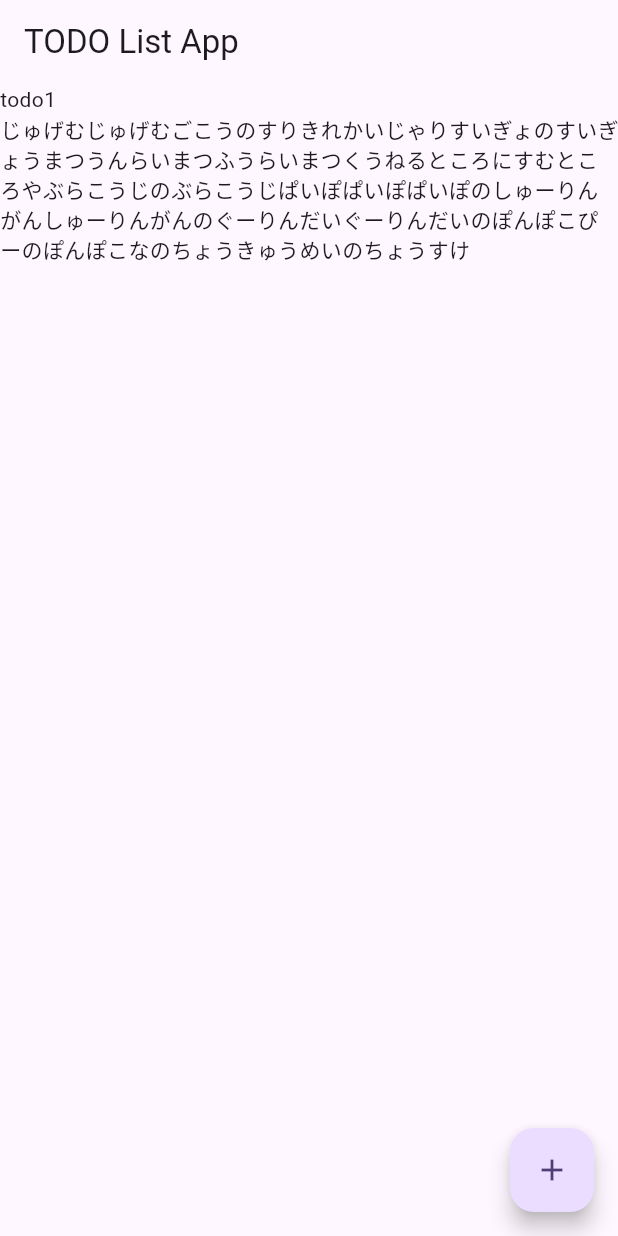
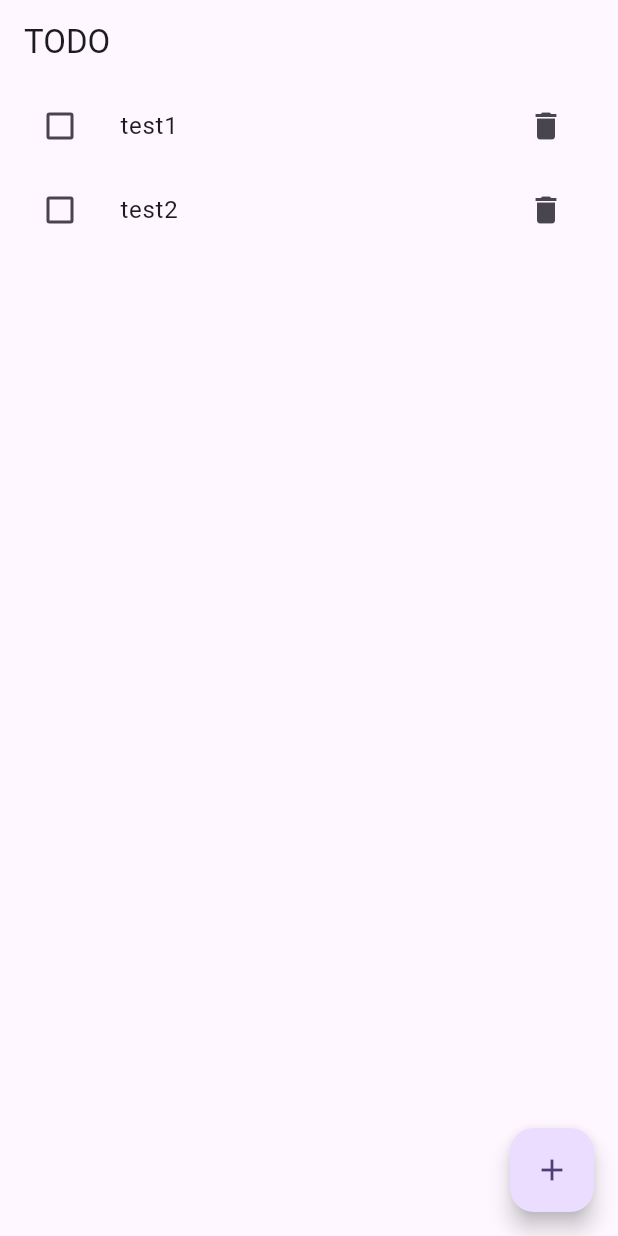
Before and after one commit to Badlylucky/FlutterSimpleTodo, a Flutter app: the screen it shows after launch, after a tap on the "add" icon, on a phone screen of 412 x 824 dp. Run offline on Flutter 3.47's test engine with Material 3 defaults, Android fonts, the phone set to English and light mode, and no system bars.

Commit message:
🚧 仮でviewを作るところまで、課題山積

```diff
--- a/lib/main.dart
+++ b/lib/main.dart
@@ -1,7 +1,14 @@
 import 'package:flutter/material.dart';
+import 'package:provider/provider.dart';
+import 'package:studying_flutter/providers/todo_list_model.dart';
 
 void main() {
-  runApp(const MyApp());
+  runApp(
+    ChangeNotifierProvider(
+      create: (context) => TodoListModel(),
+      child: const MyApp()
+    ),
+  );
 }
 
 class MyApp extends StatelessWidget {
@@ -13,127 +20,58 @@ class MyApp extends StatelessWidget {
     return MaterialApp(
       title: 'Flutter Demo',
       theme: ThemeData(
-        // This is the theme of your application.
-        //
-        // TRY THIS: Try running your application with "flutter run". You'll see
-        // the application has a purple toolbar. Then, without quitting the app,
-        // try changing the seedColor in the colorScheme below to Colors.green
-        // and then invoke "hot reload" (save your changes or press the "hot
-        // reload" button in a Flutter-supported IDE, or press "r" if you used
-        // the command line to start the app).
-        //
-        // Notice that the counter didn't reset back to zero; the application
-        // state is not lost during the reload. To reset the state, use hot
-        // restart instead.
-        //
-        // This works for code too, not just values: Most code changes can be
-        // tested with just a hot reload.
         colorScheme: ColorScheme.fromSeed(seedColor: Colors.deepPurple),
       ),
-      home: Scaffold(
-        appBar: AppBar(title: const Text('TODO List App'),),
-        body: Center(
-          child: ListView(
-            children: const [
-              Text('todo1'),
-              Text('じゅげむじゅげむごこうのすりきれかいじゃりすいぎょのすいぎょうまつうんらいまつふうらいまつくうねるところにすむところやぶらこうじのぶらこうじぱいぽぱいぽぱいぽのしゅーりんがんしゅーりんがんのぐーりんだいぐーりんだいのぽんぽこぴーのぽんぽこなのちょうきゅうめいのちょうすけ'),
-            ]
-          ),
-        ),
-        floatingActionButton: FloatingActionButton(
-          onPressed: () {
-            // ボタンが押されたとき
-            print('add');
-          },
-          child: const Icon(Icons.add),),
+      home: TodoListPage(key: super.key)
+    );
+  }
+}
+
+class TodoListPage extends StatelessWidget {
+  const TodoListPage({super.key});
+
+  @override
+  Widget build(BuildContext context) {
+    final todoListModel = Provider.of<TodoListModel>(context);
+
+    return Scaffold(
+      appBar: AppBar(title: const Text('TODO')),
+      body: ListView.builder(
+        itemCount: todoListModel.get().length,
+        itemBuilder: (context, index) {
+          final todoItems = todoListModel.get();
+          final todo = todoItems[index];
+          return ListTile(
+            title: Text(
+              todo.title,
+              style: TextStyle(
+                decoration: todo.isCompleted ? TextDecoration.lineThrough : null,
+              ),
+            ),
+            leading: Checkbox(
+              value: todo.isCompleted,
+              onChanged: (bool? newValue) {
+                if (newValue != null) {
+                  todoListModel.toggleTodoStatus(todo.id);
+                }
+              }
+            ),
+            trailing: IconButton(
+              icon: const Icon(Icons.delete),
+              onPressed: () {
+                todoListModel.removeTodo(todo.id);
+              },
+            ),
+          );
+        },
+      ),
+      floatingActionButton: FloatingActionButton(onPressed: () {
+          todoListModel.addTodo('test1');
+          todoListModel.addTodo('test2');
+          print('add');
+        },
+        child: const Icon(Icons.add),
       ),
     );
   }
 }
-
-
-class MyHomePage extends StatefulWidget {
-  const MyHomePage({super.key, required this.title});
-
-  // This widget is the home page of your application. It is stateful, meaning
-  // that it has a State object (defined below) that contains fields that affect
-  // how it looks.
-
-  // This class is the configuration for the state. It holds the values (in this
-  // case the title) provided by the parent (in this case the App widget) and
-  // used by the build method of the State. Fields in a Widget subclass are
-  // always marked "final".
-
-  final String title;
-
-  @override
-  State<MyHomePage> createState() => _MyHomePageState();
-}
-
-class _MyHomePageState extends State<MyHomePage> {
-  int _counter = 0;
-
-  void _incrementCounter() {
-    setState(() {
-      // This call to setState tells the Flutter framework that something has
-      // changed in this State, which causes it to rerun the build method below
-      // so that the display can reflect the updated values. If we changed
-      // _counter without calling setState(), then the build method would not be
-      // called again, and so nothing would appear to happen.
-      _counter++;
-    });
-  }
-
-  @override
-  Widget build(BuildContext context) {
-    // This method is rerun every time setState is called, for instance as done
-    // by the _incrementCounter method above.
-    //
-    // The Flutter framework has been optimized to make rerunning build methods
-    // fast, so that you can just rebuild anything that needs updating rather
-    // than having to individually change instances of widgets.
-    return Scaffold(
-      appBar: AppBar(
-        // TRY THIS: Try changing the color here to a specific color (to
-        // Colors.amber, perhaps?) and trigger a hot reload to see the AppBar
-        // change color while the other colors stay the same.
-        backgroundColor: Theme.of(context).colorScheme.inversePrimary,
-        // Here we take the value from the MyHomePage object that was created by
-        // the App.build method, and use it to set our appbar title.
-        title: Text(widget.title),
-      ),
-      body: Center(
-        // Center is a layout widget. It takes a single child and positions it
-        // in the middle of the parent.
-        child: Column(
-          // Column is also a layout widget. It takes a list of children and
-          // arranges them vertically. By default, it sizes itself to fit its
-          // children horizontally, and tries to be as tall as its parent.
-          //
-          // Column has various properties to control how it sizes itself and
-          // how it positions its children. Here we use mainAxisAlignment to
-          // center the children vertically; the main axis here is the vertical
-          // axis because Columns are vertical (the cross axis would be
-          // horizontal).
-          //
-          // TRY THIS: Invoke "debug painting" (choose the "Toggle Debug Paint"
-          // action in the IDE, or press "p" in the console), to see the
-          // wireframe for each widget.
-          mainAxisAlignment: MainAxisAlignment.center,
-          children: <Widget>[
-            const Text('You have pushed the button this many times:'),
-            Text(
-              '$_counter',
-              style: Theme.of(context).textTheme.headlineMedium,
-            ),
-          ],
-        ),
-      ),
-      floatingActionButton: FloatingActionButton(
-        onPressed: _incrementCounter,
-        tooltip: 'Increment',
-        child: const Icon(Icons.add),
-      ), // This trailing comma makes auto-formatting nicer for build methods.
-    );
-  }
-}
--- a/lib/providers/todo_list_model.dart
+++ b/lib/providers/todo_list_model.dart
@@ -5,7 +5,7 @@ import 'package:uuid/uuid.dart';
 class TodoListModel extends ChangeNotifier {
   final List<TodoItem> _todoItems = [];
 
-  List<TodoItem> get TodoItems => _todoItems;
+  List<TodoItem> get () => _todoItems;
 
   void addTodo(String title) {
     const uuid = Uuid();
--- a/pubspec.yaml
+++ b/pubspec.yaml
@@ -36,6 +36,7 @@ dependencies:
   cupertino_icons: ^1.0.8
 
   uuid: ^4.4.2
+  provider: ^6.1.5
 
 dev_dependencies:
   flutter_test:
```
Also changed, not shown: pubspec.lock.
